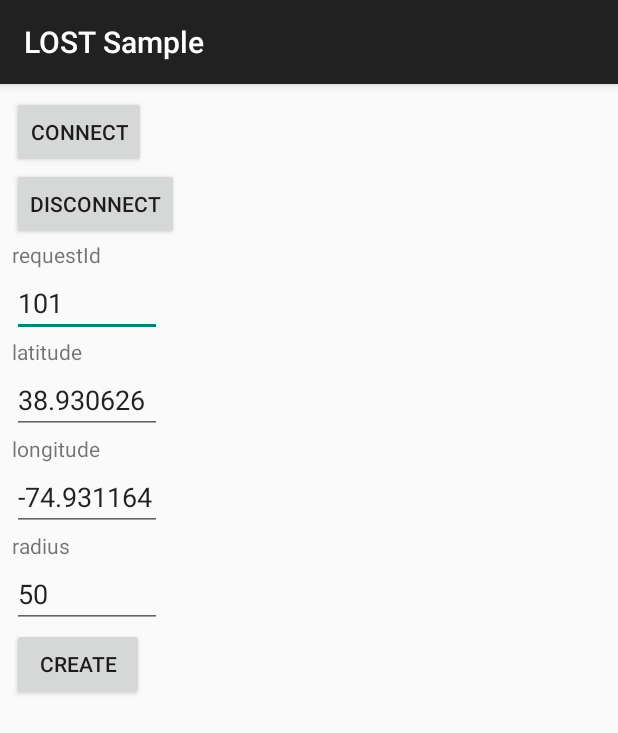
After one commit to lostzen/lost, an Android app: the GeofencingApiActivity screen opened directly, with no data from a screen before it, on a phone screen of 412 x 824 dp. The commit adds this screen. Shown: the top 733 px of the screen. Run offline under Robolectric (Android 15) with nearby library versions, the phone set to English and light mode, and no system bars.

Commit message:
Initial geofencing support (#86)
* Adds ParcelableGeofence class

* Adds GeofencingRequest class

* Adds missing method to GeofencingApi

* Fix checkstyle error

* Send basic geofence request to location manager

* Adds activity shell for geofencing demo

* Adds ability to create geofence to sample app

* Ignore flaky tests

* Set default expiration to `NEVER_EXPIRE`; update sample app to explicitly set expiration

* Adds requires permission annotations to geofencing api

```diff
--- a/lost-sample/src/main/AndroidManifest.xml
+++ b/lost-sample/src/main/AndroidManifest.xml
@@ -32,7 +32,12 @@
         android:label="@string/settings"
         android:name=".SettingsActivity"/>
 
+    <activity android:name=".GeofencingApiActivity"/>
     <activity android:name=".SettingsApiActivity"/>
 
+    <service
+        android:name=".GeofenceIntentService"
+        android:exported="false">
+    </service>
   </application>
 </manifest>
--- /dev/null
+++ b/lost-sample/src/main/java/com/example/lost/GeofencingApiActivity.java
@@ -0,0 +1,151 @@
+package com.example.lost;
+
+import com.mapzen.android.lost.api.Geofence;
+import com.mapzen.android.lost.api.GeofencingRequest;
+import com.mapzen.android.lost.api.LocationServices;
+import com.mapzen.android.lost.api.LostApiClient;
+
+import android.app.PendingIntent;
+import android.content.Intent;
+import android.os.Bundle;
+import android.support.annotation.NonNull;
+import android.support.v4.app.ActivityCompat;
+import android.support.v4.content.ContextCompat;
+import android.support.v7.app.AppCompatActivity;
+import android.util.Log;
+import android.view.View;
+import android.widget.Button;
+import android.widget.TextView;
+import android.widget.Toast;
+
+import static android.Manifest.permission.ACCESS_FINE_LOCATION;
+import static android.content.pm.PackageManager.PERMISSION_GRANTED;
+import static android.widget.Toast.LENGTH_SHORT;
+import static com.mapzen.android.lost.api.Geofence.NEVER_EXPIRE;
+
+/**
+ * Geofencing demo
+ */
+public class GeofencingApiActivity extends AppCompatActivity
+    implements LostApiClient.ConnectionCallbacks {
+  private static final String TAG = GeofencingApiActivity.class.getSimpleName();
+
+  private static LostApiClient client;
+
+  private TextView inputRequestId;
+  private TextView inputLatitude;
+  private TextView inputLongitude;
+  private TextView inputRadius;
+
+  @Override protected void onCreate(Bundle savedInstanceState) {
+    super.onCreate(savedInstanceState);
+    setContentView(R.layout.activity_geofencing);
+    if (client == null) {
+      client = new LostApiClient.Builder(this).addConnectionCallbacks(this).build();
+    }
+    initConnectButton();
+    initDisconnectButton();
+    initInputFields();
+    initCreateButton();
+  }
+
+  private void initConnectButton() {
+    Button connectButton = (Button) findViewById(R.id.button_connect);
+    if (connectButton != null) {
+      connectButton.setOnClickListener(new View.OnClickListener() {
+        @Override public void onClick(View v) {
+          connect();
+        }
+      });
+    }
+  }
+
+  private void initDisconnectButton() {
+    Button disconnectButton = (Button) findViewById(R.id.button_disconnect);
+    if (disconnectButton != null) {
+      disconnectButton.setOnClickListener(new View.OnClickListener() {
+        @Override public void onClick(View v) {
+          disconnect();
+        }
+      });
+    }
+  }
+
+  private void initInputFields() {
+    inputRequestId = (TextView) findViewById(R.id.input_request_id);
+    inputLatitude = (TextView) findViewById(R.id.input_latitude);
+    inputLongitude = (TextView) findViewById(R.id.input_longitude);
+    inputRadius = (TextView) findViewById(R.id.input_radius);
+  }
+
+  private void initCreateButton() {
+    Button createButton = (Button) findViewById(R.id.button_create);
+    if (createButton != null) {
+      createButton.setOnClickListener(new View.OnClickListener() {
+        @Override public void onClick(View v) {
+          createGeofence();
+        }
+      });
+    }
+  }
+
+  @Override public void onConnected() {
+    Toast.makeText(this, "LOST client connected", LENGTH_SHORT).show();
+  }
+
+  @Override public void onConnectionSuspended() {
+    Toast.makeText(this, "LOST client suspended", LENGTH_SHORT).show();
+  }
+
+  private void connect() {
+    Log.d(TAG, "Connecting...");
+    if (!isFineLocationPermissionGranted()) {
+      requestFineLocationPermission();
+    } else {
+      client.connect();
+    }
+  }
+
+  private boolean isFineLocationPermissionGranted() {
+    return ContextCompat.checkSelfPermission(this, ACCESS_FINE_LOCATION) == PERMISSION_GRANTED;
+  }
+
+  private void requestFineLocationPermission() {
+    ActivityCompat.requestPermissions(this, new String[] { ACCESS_FINE_LOCATION }, 101);
+  }
+
+  @Override public void onRequestPermissionsResult(int requestCode, @NonNull String[] permissions,
+      @NonNull int[] grantResults) {
+    if (grantResults[0] == PERMISSION_GRANTED) {
+      client.connect();
+    } else {
+      finish();
+    }
+  }
+
+  private void disconnect() {
+    Log.d(TAG, "Disconnecting...");
+    client.disconnect();
+    Toast.makeText(this, "LOST client disconnected", LENGTH_SHORT).show();
+  }
+
+  private void createGeofence() {
+    String requestId = inputRequestId.getText().toString();
+    double latitude = Double.valueOf(inputLatitude.getText().toString());
+    double longitude = Double.valueOf(inputLongitude.getText().toString());
+    float radius = Float.valueOf(inputRadius.getText().toString());
+
+    Geofence geofence = new Geofence.Builder()
+        .setRequestId(requestId)
+        .setCircularRegion(latitude, longitude, radius)
+        .setExpirationDuration(NEVER_EXPIRE)
+        .build();
+    GeofencingRequest request = new GeofencingRequest.Builder()
+        .addGeofence(geofence)
+        .build();
+    Intent serviceIntent = new Intent(getApplicationContext(), GeofenceIntentService.class);
+    PendingIntent pendingIntent = PendingIntent.getService(this, 0, serviceIntent, 0);
+
+    LocationServices.GeofencingApi.addGeofences(request, pendingIntent);
+  }
+}
--- a/lost-sample/src/main/java/com/example/lost/SamplesList.java
+++ b/lost-sample/src/main/java/com/example/lost/SamplesList.java
@@ -8,6 +8,8 @@ public class SamplesList {
   public static final Sample[] SAMPLES = {
       new Sample(R.string.sample_fused_location_api_title,
           R.string.sample_fused_location_api_description, FusedLocationApiActivity.class),
+      new Sample(R.string.sample_geofencing_api_title, R.string.sample_geofencing_api_description,
+          GeofencingApiActivity.class),
       new Sample(R.string.sample_settings_api_title, R.string.sample_settings_api_description,
           SettingsApiActivity.class)
   };
--- /dev/null
+++ b/lost-sample/src/main/res/layout/activity_geofencing.xml
@@ -0,0 +1,82 @@
+<?xml version="1.0" encoding="utf-8"?>
+<LinearLayout xmlns:android="http://schemas.android.com/apk/res/android"
+    android:orientation="vertical"
+    android:layout_width="match_parent"
+    android:layout_height="match_parent"
+    android:padding="8dp"
+    >
+
+  <Button
+      android:id="@+id/button_connect"
+      android:layout_width="wrap_content"
+      android:layout_height="wrap_content"
+      android:text="@string/connect"
+      />
+
+  <Button
+      android:id="@+id/button_disconnect"
+      android:layout_width="wrap_content"
+      android:layout_height="wrap_content"
+      android:text="@string/disconnect"
+      />
+
+  <TextView
+      android:layout_width="wrap_content"
+      android:layout_height="wrap_content"
+      android:text="@string/request_id"
+      />
+
+  <EditText
+      android:id="@+id/input_request_id"
+      android:layout_width="100dp"
+      android:layout_height="wrap_content"
+      android:text="101"
+      />
+
+  <TextView
+      android:layout_width="wrap_content"
+      android:layout_height="wrap_content"
+      android:text="@string/latitude"
+      />
+
+  <EditText
+      android:id="@+id/input_latitude"
+      android:layout_width="100dp"
+      android:layout_height="wrap_content"
+      android:text="38.930626"
+      />
+
+  <TextView
+      android:layout_width="wrap_content"
+      android:layout_height="wrap_content"
+      android:text="@string/longitude"
+      />
+
+  <EditText
+      android:id="@+id/input_longitude"
+      android:layout_width="100dp"
+      android:layout_height="wrap_content"
+      android:text="-74.931164"
+      />
+
+  <TextView
+      android:layout_width="wrap_content"
+      android:layout_height="wrap_content"
+      android:text="@string/radius"
+      />
+
+  <EditText
+      android:id="@+id/input_radius"
+      android:layout_width="100dp"
+      android:layout_height="wrap_content"
+      android:text="50"
+      />
+
+  <Button
+      android:id="@+id/button_create"
+      android:layout_width="wrap_content"
+      android:layout_height="wrap_content"
+      android:text="@string/create"
+      />
+
+</LinearLayout>
--- a/lost-sample/src/main/res/values/strings.xml
+++ b/lost-sample/src/main/res/values/strings.xml
@@ -42,6 +42,8 @@
 
   <string name="sample_fused_location_api_title">FusedLocationApi</string>
   <string name="sample_fused_location_api_description">Demonstrates how to request location updates using the FusedLocationApi</string>
+  <string name="sample_geofencing_api_title">GeofencingApi</string>
+  <string name="sample_geofencing_api_description">Demonstrates how use proximity alerts with the GeofencingApi</string>
   <string name="sample_settings_api_title">SettingsApi</string>
   <string name="sample_settings_api_description">Demonstrates how to use the SettingsApi to request network status and resolve issues with the current status when it isn\'t enabled</string>
   <string name="gps_present">Gps present:</string>
@@ -55,5 +57,12 @@
   <string name="check_location_settings">Check location settings</string>
   <string name="resolve_location_settings">Resolve location settings</string>
   <string name="cancel">Cancel</string>
+  <string name="connect">Connect</string>
+  <string name="disconnect">Disconnect</string>
+  <string name="request_id">requestId</string>
+  <string name="latitude">latitude</string>
+  <string name="longitude">longitude</string>
+  <string name="radius">radius</string>
+  <string name="create">Create</string>
 
 </resources>
--- a/lost/src/main/java/com/mapzen/android/lost/api/GeofencingApi.java
+++ b/lost/src/main/java/com/mapzen/android/lost/api/GeofencingApi.java
@@ -1,14 +1,24 @@
 package com.mapzen.android.lost.api;
 
 import android.app.PendingIntent;
+import android.support.annotation.RequiresPermission;
 
 import java.util.List;
 
+import static android.Manifest.permission.ACCESS_COARSE_LOCATION;
+import static android.Manifest.permission.ACCESS_FINE_LOCATION;
+
 public interface GeofencingApi {
 
+  @RequiresPermission(anyOf = {ACCESS_COARSE_LOCATION, ACCESS_FINE_LOCATION})
+  void addGeofences(GeofencingRequest geofencingRequest, PendingIntent pendingIntent);
+
+  @RequiresPermission(anyOf = {ACCESS_COARSE_LOCATION, ACCESS_FINE_LOCATION})
   void addGeofences(List<Geofence> geofences, PendingIntent pendingIntent);
 
+  @RequiresPermission(anyOf = {ACCESS_COARSE_LOCATION, ACCESS_FINE_LOCATION})
   void removeGeofences(List<String> geofenceRequestIds);
 
+  @RequiresPermission(anyOf = {ACCESS_COARSE_LOCATION, ACCESS_FINE_LOCATION})
   void removeGeofences(PendingIntent pendingIntent);
 }
--- a/lost/src/main/java/com/mapzen/android/lost/internal/LostApiClientImpl.java
+++ b/lost/src/main/java/com/mapzen/android/lost/internal/LostApiClientImpl.java
@@ -19,7 +19,7 @@ public class LostApiClientImpl implements LostApiClient {
 
   @Override public void connect() {
     if (LocationServices.GeofencingApi == null) {
-      LocationServices.GeofencingApi = new GeofencingApiImpl();
+      LocationServices.GeofencingApi = new GeofencingApiImpl(context);
     }
     if (LocationServices.SettingsApi == null) {
       LocationServices.SettingsApi = new SettingsApiImpl(context);
```
Also changed, not shown: lost-sample/src/main/java/com/example/lost/GeofenceIntentService.java (added, +26 -0 lines), lost/src/main/java/com/mapzen/android/lost/api/Geofence.java (+21 -8 lines), lost/src/main/java/com/mapzen/android/lost/api/GeofencingRequest.java (added, +35 -0 lines), lost/src/main/java/com/mapzen/android/lost/internal/GeofencingApiImpl.java (+22 -0 lines), lost/src/main/java/com/mapzen/android/lost/internal/ParcelableGeofence.java (added, +73 -0 lines), 4 other files.
